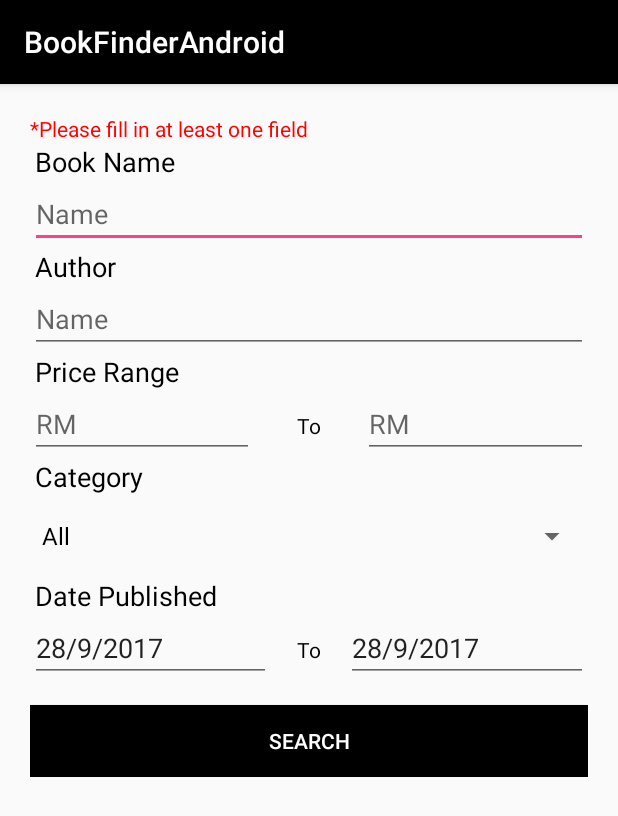
After one commit to gaara4896/BookFinderAndroid, an Android app: the AdvanceSearch screen opened directly, with no data from a screen before it, on a phone screen of 412 x 824 dp. The commit adds this screen. Shown: the top 816 px of the screen. Run offline under Robolectric (Android 15) with nearby library versions, the phone set to English and light mode, and no system bars.

Commit message:
Added advance search

```diff
--- a/app/src/main/AndroidManifest.xml
+++ b/app/src/main/AndroidManifest.xml
@@ -20,7 +20,8 @@
             </intent-filter>
         </activity>
         <activity android:name=".UserManager.LoginActivity" />
-        <activity android:name=".UserManager.RegisterActivity"></activity>
+        <activity android:name=".UserManager.RegisterActivity" />
+        <activity android:name=".AdvanceSearch"></activity>
     </application>
 
 </manifest>
--- /dev/null
+++ b/app/src/main/java/com/example/gaara/bookfinderandroid/AdvanceSearch.kt
@@ -0,0 +1,70 @@
+package com.example.gaara.bookfinderandroid
+
+import android.app.DatePickerDialog
+import android.support.v7.app.AppCompatActivity
+import android.os.Bundle
+import android.widget.ArrayAdapter
+import kotlinx.android.synthetic.main.activity_advance_search.*
+import java.util.Calendar
+
+class AdvanceSearch : AppCompatActivity() {
+
+    internal var dateSetListener: DatePickerDialog.OnDateSetListener? = null
+
+    override fun onCreate(savedInstanceState: Bundle?) {
+        super.onCreate(savedInstanceState)
+        setContentView(R.layout.activity_advance_search)
+
+        var dateClicked:Int = 0
+        val adapter = ArrayAdapter<String>(this,
+                android.R.layout.simple_spinner_dropdown_item,
+                arrayOf("All", "Novel", "Cookbook", "Finance", "Business", "Philantrophy",
+                        "Self Help"))
+        spinner_Category.adapter = adapter
+        spinner_Category.setSelection(0)
+
+        val calendar = Calendar.getInstance()
+        editText_PublicationFrom.setText(
+                "${calendar.get(Calendar.DAY_OF_MONTH)}/" +
+                        "${calendar.get(Calendar.MONTH)}/" +
+                        "${calendar.get(Calendar.YEAR)}")
+
+        editText_PublicationTo.setText(
+                "${calendar.get(Calendar.DAY_OF_MONTH)}/" +
+                        "${calendar.get(Calendar.MONTH)}/" +
+                        "${calendar.get(Calendar.YEAR)}")
+
+        editText_PublicationFrom.setOnClickListener {
+            dateClicked = 0
+            val date = editText_PublicationFrom.getText().toString()
+            val temp = date.split("/".toRegex()).dropLastWhile({ it.isEmpty() }).toTypedArray()
+
+            val datePicker = DatePickerDialog(this@AdvanceSearch,
+                    dateSetListener,
+                    Integer.parseInt(temp[2]), Integer.parseInt(temp[1]) - 1, Integer.parseInt(temp[0]))
+            datePicker.show()
+        }
+
+        editText_PublicationTo.setOnClickListener {
+            dateClicked = 1
+            val date = editText_PublicationTo.getText().toString()
+            val temp = date.split("/".toRegex()).dropLastWhile({ it.isEmpty() }).toTypedArray()
+
+            val datePicker = DatePickerDialog(this@AdvanceSearch,
+                    dateSetListener,
+                    Integer.parseInt(temp[2]), Integer.parseInt(temp[1]) - 1, Integer.parseInt(temp[0]))
+            datePicker.show()
+        }
+
+        dateSetListener = DatePickerDialog.OnDateSetListener { view, year, month, day ->
+            var month = month
+            month++
+            val date = day.toString() + "/" + month + "/" + year
+            if(dateClicked == 0){
+                editText_PublicationFrom.setText(date)
+            } else {
+                editText_PublicationTo.setText(date)
+            }
+        }
+    }
+}
--- a/app/src/main/java/com/example/gaara/bookfinderandroid/MainActivity.kt
+++ b/app/src/main/java/com/example/gaara/bookfinderandroid/MainActivity.kt
@@ -46,6 +46,10 @@ class MainActivity : AppCompatActivity(), NavigationView.OnNavigationItemSelecte
 
         listView_Books.adapter = BookFragment(applicationContext, books)
         listView_Books.divider = this.getDrawable(R.drawable.transparent)
+
+        textView_AdvanceSearch.setOnClickListener {
+            startActivity(Intent(this, AdvanceSearch::class.java))
+        }
     }
 
     override fun onBackPressed() {
--- /dev/null
+++ b/app/src/main/res/layout/activity_advance_search.xml
@@ -0,0 +1,158 @@
+<?xml version="1.0" encoding="utf-8"?>
+<android.support.constraint.ConstraintLayout xmlns:android="http://schemas.android.com/apk/res/android"
+    xmlns:app="http://schemas.android.com/apk/res-auto"
+    xmlns:tools="http://schemas.android.com/tools"
+    android:layout_width="match_parent"
+    android:layout_height="match_parent"
+    tools:context="com.example.gaara.bookfinderandroid.AdvanceSearch">
+
+    <ScrollView
+        android:layout_width="match_parent"
+        android:layout_height="match_parent">
+
+        <LinearLayout
+            android:layout_width="match_parent"
+            android:layout_height="wrap_content"
+            android:layout_margin="20dp"
+            android:dividerPadding="5dp"
+            android:orientation="vertical">
+
+            <TextView
+                android:layout_width="match_parent"
+                android:layout_height="wrap_content"
+                android:text="*Please fill in at least one field"
+                android:textColor="#FF0000"/>
+
+            <TextView
+                android:layout_width="wrap_content"
+                android:layout_height="wrap_content"
+                android:textColor="@android:color/black"
+                android:text="Book Name"
+                android:textSize="18sp"
+                android:layout_marginLeft="3dp"/>
+
+            <EditText
+                android:layout_width="match_parent"
+                android:layout_height="wrap_content"
+                android:id="@+id/editText_Name"
+                android:hint="Name"
+                android:inputType="text"/>
+
+            <TextView
+                android:layout_width="wrap_content"
+                android:layout_height="wrap_content"
+                android:textColor="@android:color/black"
+                android:text="Author"
+                android:textSize="18sp"
+                android:layout_marginLeft="3dp"/>
+
+            <EditText
+                android:layout_width="match_parent"
+                android:layout_height="wrap_content"
+                android:id="@+id/editText_Author"
+                android:hint="Name"
+                android:inputType="text"/>
+
+            <TextView
+                android:layout_width="wrap_content"
+                android:layout_height="wrap_content"
+                android:textColor="@android:color/black"
+                android:text="Price Range"
+                android:textSize="18sp"
+                android:layout_marginLeft="3dp"/>
+
+            <LinearLayout
+                android:layout_width="match_parent"
+                android:layout_height="wrap_content"
+                android:orientation="horizontal"
+                android:dividerPadding="5dp">
+
+                <EditText
+                    android:layout_width="wrap_content"
+                    android:layout_height="wrap_content"
+                    android:id="@+id/editText_BudgetFrom"
+                    android:hint="RM"
+                    android:layout_weight="2"
+                    android:inputType="number"/>
+
+                <TextView
+                    android:layout_width="wrap_content"
+                    android:layout_height="wrap_content"
+                    android:text="To"
+                    android:layout_weight="1"
+                    android:textAlignment="center"
+                    android:textColor="@android:color/black"/>
+
+                <EditText
+                    android:layout_width="wrap_content"
+                    android:layout_height="wrap_content"
+                    android:id="@+id/editText_BudgetTo"
+                    android:hint="RM"
+                    android:layout_weight="2"
+                    android:inputType="number"/>
+            </LinearLayout>
+
+            <TextView
+                android:layout_width="wrap_content"
+                android:layout_height="wrap_content"
+                android:textColor="@android:color/black"
+                android:text="Category"
+                android:textSize="18sp"
+                android:layout_marginLeft="3dp"/>
+
+            <Spinner
+                android:layout_width="match_parent"
+                android:layout_height="wrap_content"
+                android:id="@+id/spinner_Category"
+                android:layout_marginTop="3dp"
+                android:layout_marginBottom="3dp"/>
+
+            <TextView
+                android:layout_width="wrap_content"
+                android:layout_height="wrap_content"
+                android:textColor="@android:color/black"
+                android:text="Date Published"
+                android:textSize="18sp"
+                android:layout_marginLeft="3dp"/>
+
+            <LinearLayout
+                android:layout_width="match_parent"
+                android:layout_height="wrap_content"
+                android:orientation="horizontal"
+                android:weightSum="5">
+
+                <EditText
+                    android:layout_width="wrap_content"
+                    android:layout_height="wrap_content"
+                    android:id="@+id/editText_PublicationFrom"
+                    android:layout_weight="2"
+                    android:focusable="false"/>
+
+                <TextView
+                    android:layout_width="wrap_content"
+                    android:layout_height="wrap_content"
+                    android:text="To"
+                    android:textColor="@android:color/black"
+                    android:layout_weight="1"
+                    android:textAlignment="center"/>
+
+                <EditText
+                    android:layout_width="wrap_content"
+                    android:layout_height="wrap_content"
+                    android:id="@+id/editText_PublicationTo"
+                    android:layout_weight="2"
+                    android:focusable="false"/>
+
+            </LinearLayout>
+s
+            <Button
+                android:layout_width="match_parent"
+                android:layout_height="wrap_content"
+                android:background="@color/colorPrimary"
+                android:textColor="@android:color/white"
+                android:text="Search"
+                android:layout_marginTop="15dp"/>
+
+        </LinearLayout>
+    </ScrollView>
+</android.support.constraint.ConstraintLayout>
--- a/app/src/main/res/layout/content_main.xml
+++ b/app/src/main/res/layout/content_main.xml
@@ -13,10 +13,12 @@
         android:layout_height="match_parent"
         android:orientation="vertical">
 
+
         <SearchView
             android:layout_width="match_parent"
             android:layout_height="wrap_content"
-            android:id="@+id/searchView_Name"/>
+            android:id="@+id/searchView_Name"
+            android:queryHint="Search" />
 
         <TextView
             android:layout_width="match_parent"
```
